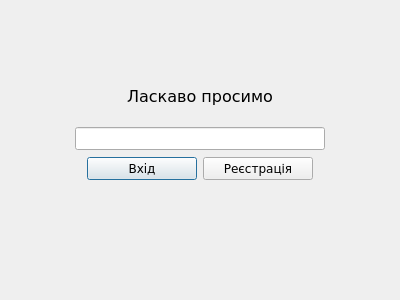
This is client/gui/auth_form.ui in TemplateName56/Blockchain_Wallet as Qt 5 draws it before an edit. The edited form follows.
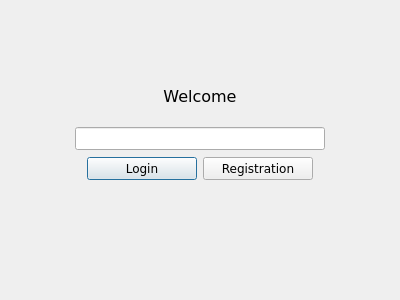
This is the edited form.

The edit to the form file:
```diff
--- a/client/gui/auth_form.ui
+++ b/client/gui/auth_form.ui
@@ -67,7 +67,7 @@
         <enum>Qt::LeftToRight</enum>
        </property>
        <property name="text">
-        <string>Ласкаво просимо</string>
+        <string>Welcome</string>
        </property>
        <property name="alignment">
         <set>Qt::AlignCenter</set>
@@ -141,7 +141,7 @@
         </size>
        </property>
        <property name="text">
-        <string>Вхiд</string>
+        <string>Login</string>
        </property>
        <property name="default">
         <bool>true</bool>
@@ -163,7 +163,7 @@
         </size>
        </property>
        <property name="text">
-        <string>Реєстрація</string>
+        <string>Registration</string>
        </property>
       </widget>
      </item>
```
